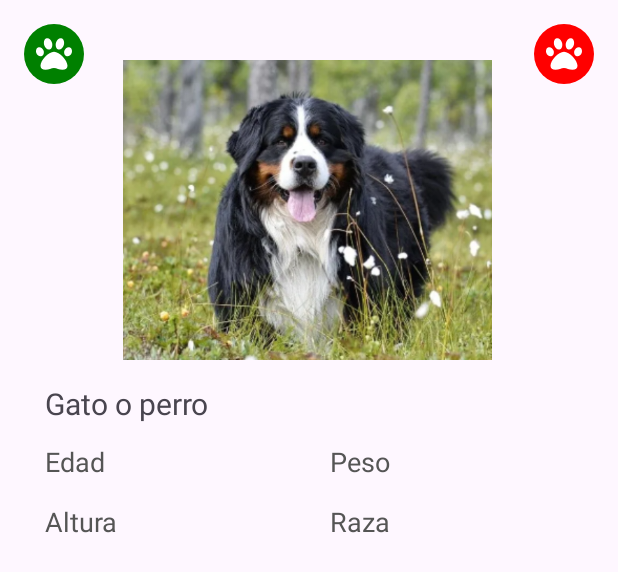
After one commit to Intro-CompuMovil/Lovemal, an Android app: the layout perfil_puppies.xml on its own in the app's theme, with its tools: preview values and no code run, on a phone screen of 412 x 824 dp. The commit adds this screen. Shown: the top 572 px of the screen. Run offline under Robolectric (Android 15) with nearby library versions, the phone set to English and light mode, and no system bars.

Commit message:
cambio admin puppies

```diff
--- a/app/src/main/java/com/example/lovemal/AdminActivity.kt
+++ b/app/src/main/java/com/example/lovemal/AdminActivity.kt
@@ -5,7 +5,7 @@ import android.os.Bundle
 import android.util.Log
 import android.widget.ListView
 import androidx.appcompat.app.AppCompatActivity
-import com.example.lovemal.adapter.adapterPets
+import com.example.lovemal.adapter.adapterPuppies
 import com.example.lovemal.models.Pet
 import com.google.firebase.database.DataSnapshot
 import com.google.firebase.database.DatabaseError
@@ -41,7 +41,7 @@ class AdminActivity : AppCompatActivity() {
         // Verifica que listView no sea nulo
         if (listView != null) {
             // Usar el adaptador personalizado adapterPets
-            val adapter = adapterPets(this, puppiesList)
+            val adapter = adapterPuppies(this, puppiesList)
 
             // Asignar el adaptador al ListView
             listView.adapter = adapter
--- /dev/null
+++ b/app/src/main/res/layout/perfil_puppies.xml
@@ -0,0 +1,96 @@
+<?xml version="1.0" encoding="utf-8"?>
+<RelativeLayout
+    xmlns:android="http://schemas.android.com/apk/res/android"
+    xmlns:app="http://schemas.android.com/apk/res-auto"
+    android:layout_width="match_parent"
+    android:layout_height="match_parent">
+
+    <ImageButton
+        android:id="@+id/approve"
+        android:layout_width="40dp"
+        android:layout_height="40dp"
+        android:layout_marginStart="16dp"
+        android:layout_marginTop="16dp"
+        android:src="@drawable/ic_likepaw"
+        app:tint="@color/white"
+        android:padding="8dp"
+        android:background="@drawable/circular_button_background"
+        android:scaleType="centerInside" />
+
+    <ImageButton
+        android:id="@+id/rejected"
+        android:layout_width="40dp"
+        android:layout_height="40dp"
+        android:layout_marginTop="16dp"
+        android:layout_marginEnd="16dp"
+        android:layout_alignParentRight="true"
+        android:src="@drawable/ic_likepaw"
+        app:tint="@color/white"
+        android:padding="8dp"
+        android:background="@drawable/circular_button_background2"
+        android:scaleType="centerInside" />
+
+    <ImageView
+        android:id="@+id/foto_pet"
+        android:src="@drawable/foto_bernes"
+        android:layout_width="350dp"
+        android:layout_height="200dp"
+        android:layout_marginStart="30dp"
+        android:layout_marginEnd="30dp"
+        android:layout_marginTop="40dp" />
+
+    <TextView
+        android:id="@+id/txttype"
+        android:layout_width="220dp"
+        android:layout_height="30dp"
+        android:layout_marginTop="15dp"
+        android:layout_marginStart="30dp"
+        android:layout_below="@+id/foto_pet"
+        android:text="Gato o perro"
+        android:textSize="20sp" />
+
+    <TextView
+        android:id="@+id/age_pet"
+        android:layout_width="150dp"
+        android:layout_height="40dp"
+        android:layout_below="@+id/txttype"
+        android:text="Edad"
+        android:layout_marginTop="10dp"
+        android:layout_marginStart="30dp"
+        android:textSize="18sp"
+        android:textColor="@color/dark_gray"/>
+
+    <TextView
+        android:id="@+id/weight_pet"
+        android:layout_marginTop="10dp"
+        android:layout_below="@+id/txttype"
+        android:layout_width="120dp"
+        android:layout_height="40dp"
+        android:layout_marginStart="40dp"
+        android:layout_toRightOf="@+id/age_pet"
+        android:text="Peso"
+        android:textSize="18sp"
+        android:textColor="@color/dark_gray"/>
+
+    <TextView
+        android:id="@+id/height_pet"
+        android:layout_width="150dp"
+        android:layout_height="40dp"
+        android:layout_below="@+id/age_pet"
+        android:text="Altura"
+        android:layout_marginStart="30dp"
+        android:textSize="18sp"
+        android:textColor="@color/dark_gray"/>
+
+    <TextView
+        android:id="@+id/breed_pet"
+        android:layout_width="120dp"
+        android:layout_height="40dp"
+        android:layout_marginStart="40dp"
+        android:layout_below="@+id/weight_pet"
+        android:layout_toRightOf="@+id/height_pet"
+        android:text="Raza"
+        android:textSize="18sp"
+        android:textColor="@color/dark_gray"/>
+
+</RelativeLayout>
```
Also changed, not shown: app/src/main/java/com/example/lovemal/adapter/adapterPuppies.kt (added, +48 -0 lines), app/src/main/res/layout/activity_admin.xml (+23 -4 lines).
